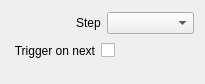
First picture: the form in src/Widgets/Inspector/TriCaster/InspectorTakeWidget.ui, repository CasparCG/client, before the edit.
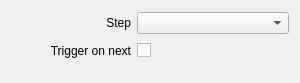
Second picture: the form after the edit.

Commit message: Simplify layout of inspector widgets

```diff
--- a/src/Widgets/Inspector/TriCaster/InspectorTakeWidget.ui
+++ b/src/Widgets/Inspector/TriCaster/InspectorTakeWidget.ui
@@ -6,8 +6,8 @@
    <rect>
     <x>0</x>
     <y>0</y>
-    <width>205</width>
-    <height>84</height>
+    <width>300</width>
+    <height>83</height>
    </rect>
   </property>
   <property name="sizePolicy">
@@ -16,72 +16,44 @@
     <verstretch>0</verstretch>
    </sizepolicy>
   </property>
-  <layout class="QVBoxLayout" name="verticalLayout">
-   <item>
-    <layout class="QHBoxLayout" name="horizontalLayoutStep">
-     <item>
-      <spacer name="horizontalSpacerStep">
-       <property name="orientation">
-        <enum>Qt::Horizontal</enum>
-       </property>
-       <property name="sizeType">
-        <enum>QSizePolicy::Fixed</enum>
-       </property>
-       <property name="sizeHint" stdset="0">
-        <size>
-         <width>65</width>
-         <height>20</height>
-        </size>
-       </property>
-      </spacer>
-     </item>
-     <item>
-      <widget class="QLabel" name="labelStep">
-       <property name="text">
-        <string>Step</string>
-       </property>
-      </widget>
-     </item>
-     <item>
-      <widget class="QComboBox" name="comboBoxStep">
-       <property name="sizePolicy">
-        <sizepolicy hsizetype="Expanding" vsizetype="Fixed">
-         <horstretch>0</horstretch>
-         <verstretch>0</verstretch>
-        </sizepolicy>
-       </property>
-      </widget>
-     </item>
-    </layout>
+  <layout class="QGridLayout" name="gridLayout">
+   <property name="bottomMargin">
+    <number>20</number>
+   </property>
+   <item row="1" column="0">
+    <widget class="QLabel" name="labelTriggerOnNext">
+     <property name="minimumSize">
+      <size>
+       <width>120</width>
+       <height>0</height>
+      </size>
+     </property>
+     <property name="text">
+      <string>Trigger on next</string>
+     </property>
+     <property name="alignment">
+      <set>Qt::AlignRight|Qt::AlignTrailing|Qt::AlignVCenter</set>
+     </property>
+    </widget>
    </item>
-   <item>
+   <item row="0" column="0">
+    <widget class="QLabel" name="labelStep">
+     <property name="minimumSize">
+      <size>
+       <width>120</width>
+       <height>0</height>
+      </size>
+     </property>
+     <property name="text">
+      <string>Step</string>
+     </property>
+     <property name="alignment">
+      <set>Qt::AlignRight|Qt::AlignTrailing|Qt::AlignVCenter</set>
+     </property>
+    </widget>
+   </item>
+   <item row="1" column="1">
     <layout class="QHBoxLayout" name="horizontalLayoutTriggerOnNext">
-     <item>
-      <spacer name="horizontalSpacerTriggerOnNext1">
-       <property name="orientation">
-        <enum>Qt::Horizontal</enum>
-       </property>
-       <property name="sizeType">
-        <enum>QSizePolicy::Fixed</enum>
-       </property>
-       <property name="sizeHint" stdset="0">
-        <size>
-         <width>2</width>
-         <height>20</height>
-        </size>
-       </property>
-      </spacer>
-     </item>
-     <item>
-      <widget class="QLabel" name="labelTriggerOnNext">
-       <property name="text">
-        <string>Trigger on next</string>
-       </property>
-       <property name="alignment">
-        <set>Qt::AlignRight|Qt::AlignTrailing|Qt::AlignVCenter</set>
-       </property>
-      </widget>
-     </item>
      <item>
       <widget class="QCheckBox" name="checkBoxTriggerOnNext">
        <property name="layoutDirection">
@@ -107,21 +79,15 @@
      </item>
     </layout>
    </item>
-   <item>
-    <spacer name="verticalSpacerStep">
-     <property name="orientation">
-      <enum>Qt::Vertical</enum>
+   <item row="0" column="1">
+    <widget class="QComboBox" name="comboBoxStep">
+     <property name="sizePolicy">
+      <sizepolicy hsizetype="Expanding" vsizetype="Fixed">
+       <horstretch>0</horstretch>
+       <verstretch>0</verstretch>
+      </sizepolicy>
      </property>
-     <property name="sizeType">
-      <enum>QSizePolicy::Fixed</enum>
-     </property>
-     <property name="sizeHint" stdset="0">
-      <size>
-       <width>20</width>
-       <height>10</height>
-      </size>
-     </property>
-    </spacer>
+    </widget>
    </item>
   </layout>
  </widget>
```
Left out of the diff: 4 changed lines with no effect on the pictures. The commit also changes 58 other files.
